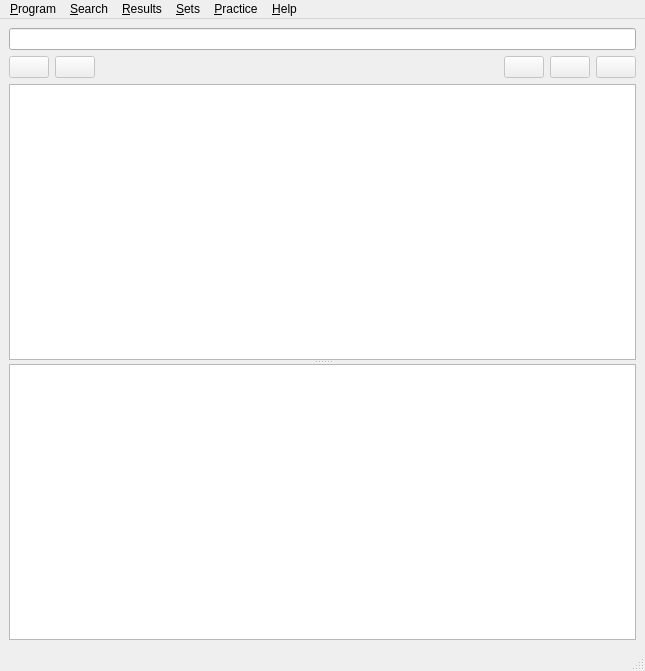
This is src/gui/MainWindow.ui in Gnurou/tagainijisho as Qt 5 draws it before an edit. The edited form follows.
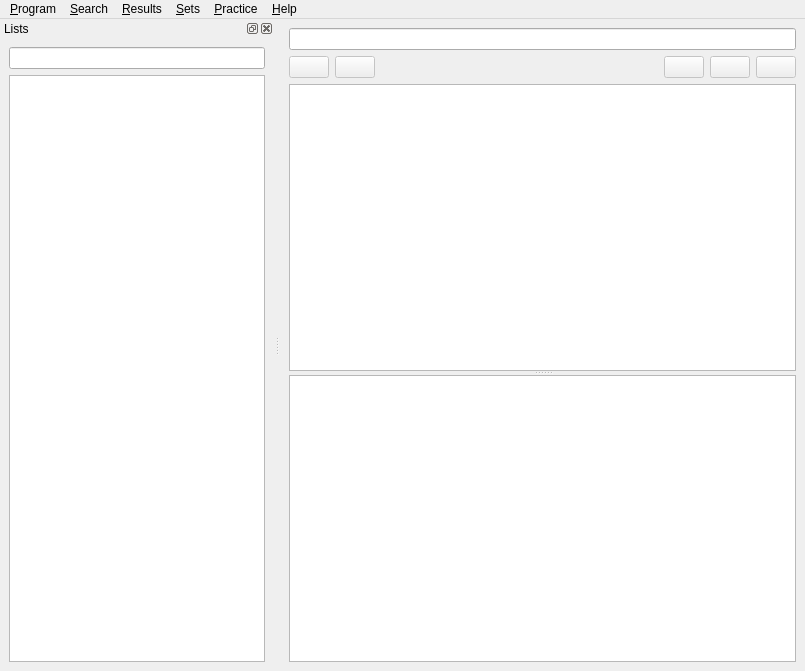
This is the edited form. Icons and pictures are not drawn. Custom widgets are drawn as their Qt base class.

Commit message: Started work on lists

The edit to the form file:
```diff
--- a/src/gui/MainWindow.ui
+++ b/src/gui/MainWindow.ui
@@ -6,7 +6,7 @@
    <rect>
     <x>0</x>
     <y>0</y>
-    <width>645</width>
+    <width>805</width>
     <height>671</height>
    </rect>
   </property>
@@ -164,7 +164,7 @@
     <rect>
      <x>0</x>
      <y>0</y>
-     <width>645</width>
+     <width>805</width>
      <height>21</height>
     </rect>
    </property>
@@ -230,7 +230,48 @@
    <addaction name="_trainMenu"/>
    <addaction name="_helpMenu"/>
   </widget>
-  <widget class="QStatusBar" name="statusbar"/>
+  <widget class="QDockWidget" name="dockWidget">
+   <property name="windowTitle">
+    <string>Lists</string>
+   </property>
+   <attribute name="dockWidgetArea">
+    <number>1</number>
+   </attribute>
+   <widget class="QWidget" name="dockWidgetContents">
+    <layout class="QVBoxLayout" name="verticalLayout_2">
+     <item>
+      <widget class="QLineEdit" name="listFilter"/>
+     </item>
+     <item>
+      <widget class="ListsView" name="lists">
+       <property name="acceptDrops">
+        <bool>true</bool>
+       </property>
+       <property name="dragEnabled">
+        <bool>true</bool>
+       </property>
+       <property name="dragDropMode">
+        <enum>QAbstractItemView::DragDrop</enum>
+       </property>
+       <property name="indentation">
+        <number>10</number>
+       </property>
+       <attribute name="headerVisible">
+        <bool>false</bool>
+       </attribute>
+       <attribute name="headerVisible">
+        <bool>false</bool>
+       </attribute>
+       <column>
+        <property name="text">
+         <string/>
+        </property>
+       </column>
+      </widget>
+     </item>
+    </layout>
+   </widget>
+  </widget>
   <action name="actionExport_user_data">
    <property name="icon">
     <iconset resource="../../tagainijisho.qrc">
@@ -438,6 +479,11 @@
     <slot>reset()</slot>
    </slots>
   </customwidget>
+  <customwidget>
+   <class>ListsView</class>
+   <extends>QTreeWidget</extends>
+   <header>gui/ListsView.h</header>
+  </customwidget>
  </customwidgets>
  <tabstops>
   <tabstop>_searchBar</tabstop>
```
Left out of the diff: 19 changed lines with no effect on the pictures. The commit also changes 8 other files.
